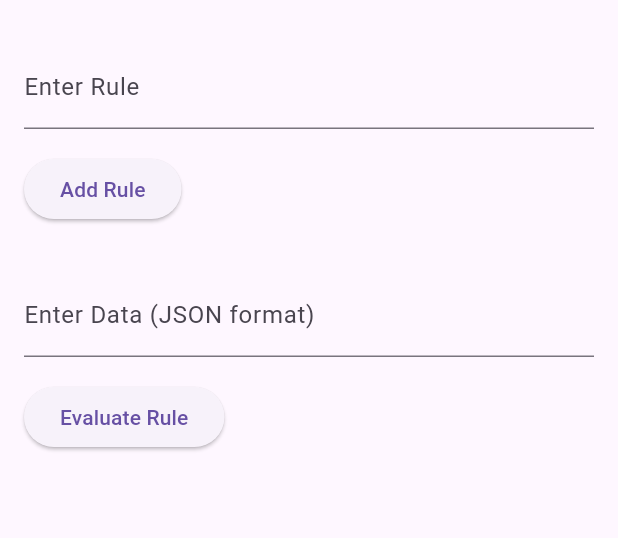
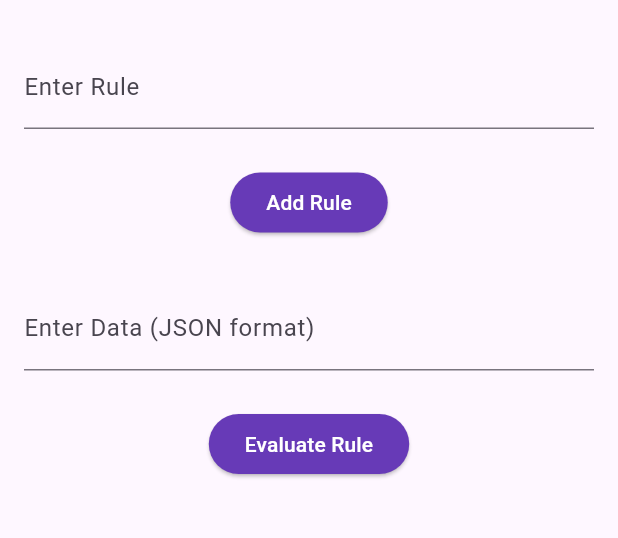
Before and after one commit to suraj-yadav0/rule_engine_app, a Flutter app: the screen it shows after launch, on a phone screen of 412 x 824 dp, the part 63-601 px from its top. Run offline on Flutter 3.47's test engine with Material 3 defaults, Android fonts, the phone set to English and light mode, and no system bars; our stand-ins replace sqflite; accounts and stored records are empty.

Commit message:
Minor UI Change

```diff
--- a/lib/screens/home_screen.dart
+++ b/lib/screens/home_screen.dart
@@ -41,8 +41,9 @@ class _HomeScreenState extends State<HomeScreen> {
                       return null;
                     },
                   ),
-                 const SizedBox(height: 16),
-                  ElevatedButton(
+                 const SizedBox(height: 25),
+                  Center(
+                    child: ElevatedButton(
                       onPressed: () {
                         if (_formKey.currentState!.validate()) {
                           ruleEngine.combineRules([_ruleController.text]);
@@ -51,7 +52,11 @@ class _HomeScreenState extends State<HomeScreen> {
                           );
                         }
                       },
-                    child: const Text('Add Rule'),
+                      style: ButtonStyle(
+                        backgroundColor: WidgetStateProperty.all(Colors.deepPurple),
+                      ),
+                      child: const Text('Add Rule',style: TextStyle(color: Colors.white),),
+                    ),
                   ),
                 const  SizedBox(height: 32),
                   TextFormField(
@@ -71,8 +76,9 @@ class _HomeScreenState extends State<HomeScreen> {
                       return null;
                     },
                   ),
-                const  SizedBox(height: 16),
-                  ElevatedButton(
+                const  SizedBox(height: 25),
+                  Center(
+                    child: ElevatedButton(
                       onPressed: () {
                         if (_formKey.currentState!.validate()) {
                           Map<String, dynamic> data = Map<String, dynamic>.from(
@@ -84,7 +90,12 @@ class _HomeScreenState extends State<HomeScreen> {
                           );
                         }
                       },
-                    child: const Text('Evaluate Rule'),
+                     style: ButtonStyle(
+                        backgroundColor: WidgetStateProperty.all(Colors.deepPurple),
+                      ),
+                      child: const Text('Evaluate Rule',style: TextStyle(color: Colors.white),),
+
+                    ),
                   ),
                 ],
               ),
```
Lines whose indentation alone changed are shown as unchanged.
